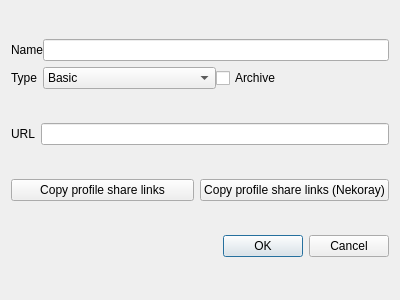
MatsuriDayo/nekoray, file ui/edit/dialog_edit_group.ui: the form before one commit.
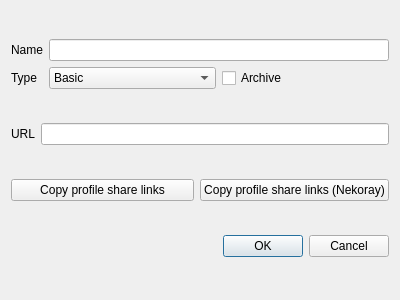
The form after the commit. Custom widgets are drawn as their Qt base class.

Patch:
```diff
--- a/ui/edit/dialog_edit_group.ui
+++ b/ui/edit/dialog_edit_group.ui
@@ -35,9 +35,6 @@
       <property name="bottomMargin">
        <number>0</number>
       </property>
-      <property name="horizontalSpacing">
-       <number>0</number>
-      </property>
       <item row="1" column="0">
        <widget class="QLabel" name="label_2">
         <property name="text">
```
Left out of the diff: 3 changed lines with no effect on the pictures.
